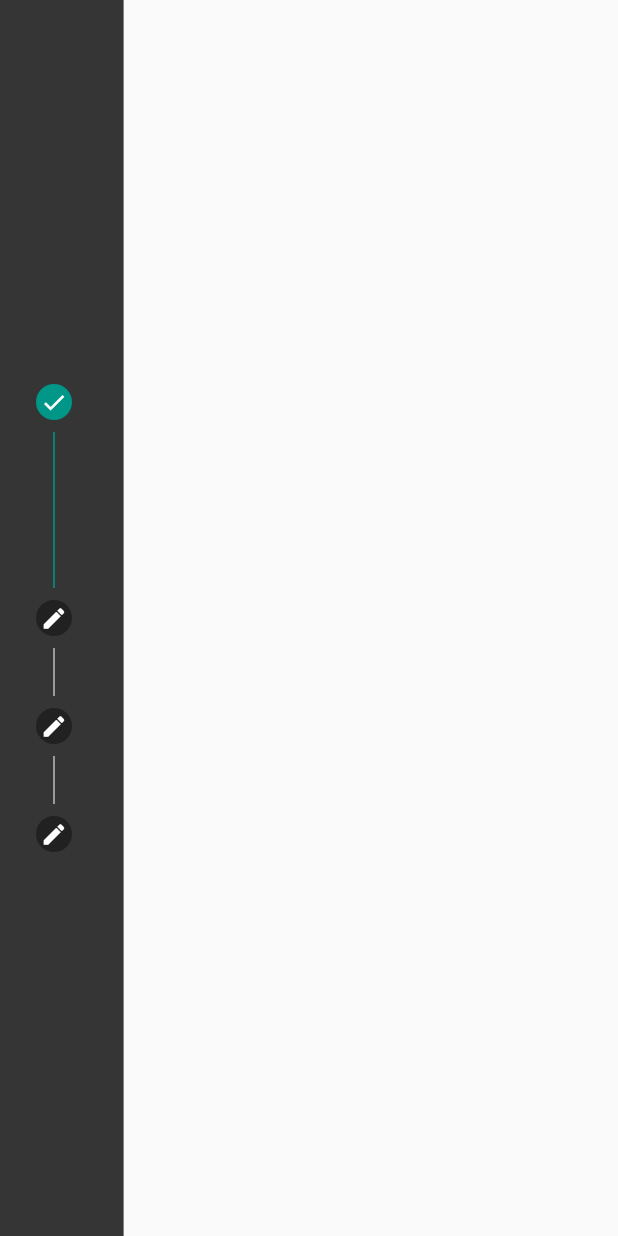
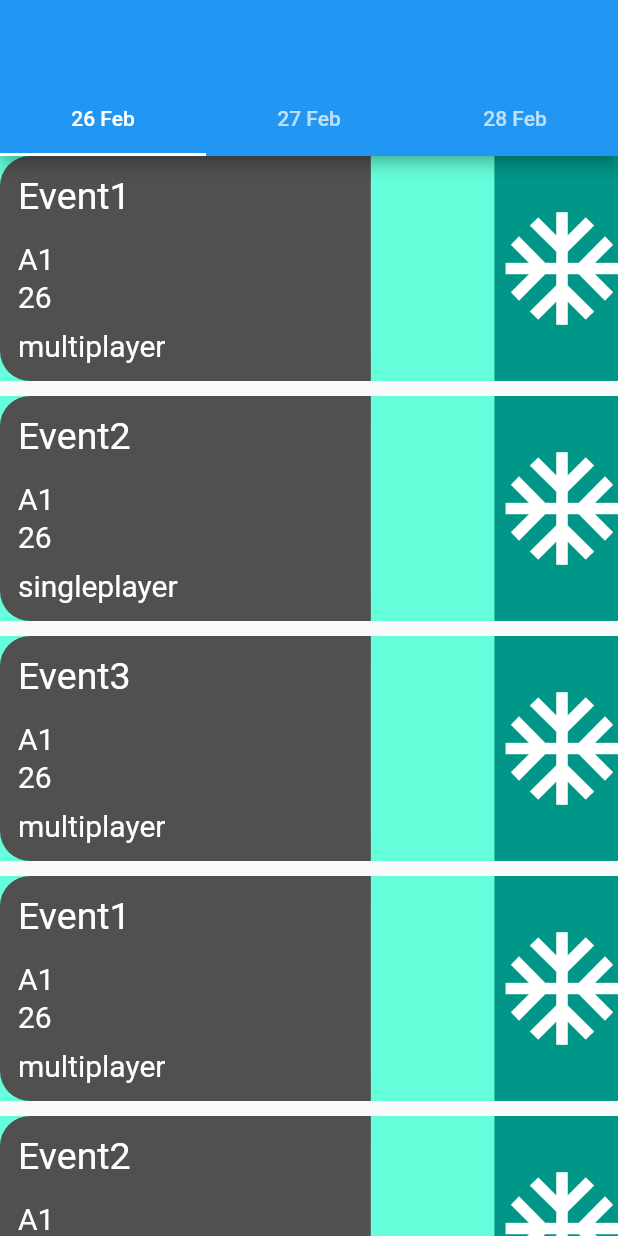
Before and after one commit to Omkar-Wagholikar/CredezSchedulePage, a Flutter app: the screen it shows after launch, on a phone screen of 412 x 824 dp. Run offline on Flutter 3.47's test engine with Material 2 defaults, Android fonts, the light colour scheme and no system bars; our stand-ins replace get.

Commit message:
V2 Customize Tabs

```diff
--- a/lib/controllers/scheduleControllers.dart
+++ b/lib/controllers/scheduleControllers.dart
@@ -1,8 +1,10 @@
+import 'package:flutter/material.dart';
 import 'package:get/get.dart';
 import '../models/event.dart';
 
 class ScheduleController extends GetxController {
   var allEvents = <Event>[].obs;
+
   @override
   void onInit() {
     fetchEvents();
@@ -13,17 +15,26 @@ class ScheduleController extends GetxController {
   }
 
   void fetchEvents() async {
-    await Future.delayed(Duration(seconds: 1));
+    // await Future.delayed(Duration(seconds: 1));
     allEvents = RxList([
+      Event("Event1", 1, 26, 2, "multiplayer", 10, "description", "A1"),
+      Event("Event2", 2, 26, 2, "singleplayer", 10, "description", "A1"),
+      Event("Event3", 3, 26, 2, "multiplayer", 10, "description", "A1"),
       Event("Event1", 1, 26, 2, "multiplayer", 10, "description", "A1"),
       Event("Event2", 2, 26, 2, "singleplayer", 10, "description", "A1"),
       Event("Event3", 3, 26, 2, "multiplayer", 10, "description", "A1"),
       Event("Event4", 4, 27, 2, "singleplayer", 10, "description", "A1"),
       Event("Event5", 5, 27, 2, "multiplayer", 10, "description", "A1"),
       Event("Event6", 6, 27, 2, "singleplayer", 10, "description", "A1"),
+      Event("Event5", 5, 27, 2, "multiplayer", 10, "description", "A1"),
+      Event("Event6", 6, 27, 2, "singleplayer", 10, "description", "A1"),
+      Event("Event5", 5, 27, 2, "multiplayer", 10, "description", "A1"),
+      Event("Event6", 6, 27, 2, "singleplayer", 10, "description", "A1"),
       Event("Event7", 7, 28, 2, "multiplayer", 10, "description", "A1"),
       Event("Event8", 8, 28, 2, "singleplayer", 10, "description", "A1"),
       Event("Event9", 9, 28, 2, "singleplayer", 10, "description", "A1"),
+      Event("Event8", 8, 28, 2, "singleplayer", 10, "description", "A1"),
+      Event("Event99", 9, 28, 2, "singleplayer", 10, "description", "A1"),
     ]);
   }
 }
--- a/lib/main.dart
+++ b/lib/main.dart
@@ -1,6 +1,7 @@
 import 'package:flutter/material.dart';
 import 'package:laptop/views/scheduleEventsList.dart';
 import 'views/ScheduleSideStepper.dart';
+import 'views/verticalScheduleTabs.dart';
 
 void main() {
   runApp(const MyApp());
@@ -31,17 +32,22 @@ class SchedulePage extends StatelessWidget {
     return Scaffold(
       body: Row(
         children: [
+          // Container(
+          //   height: double.infinity,
+          //   color: Color.fromRGBO(53, 53, 53, 1),
+          //   width: MediaQuery.of(context).size.width * 0.20,
+          //   child: SideStepper(),
+          //   // child: Container(),
+          // ),
+          // Container(
+          //   height: double.infinity,
+          //   width: MediaQuery.of(context).size.width * 0.80,
+          //   child: EventsList(ratio),
+          // ),
           Container(
             height: double.infinity,
-            color: Color.fromRGBO(53, 53, 53, 1),
-            width: MediaQuery.of(context).size.width * 0.20,
-            child: SideStepper(),
-            // child: Container(),
-          ),
-          Container(
-            height: double.infinity,
-            width: MediaQuery.of(context).size.width * 0.80,
-            child: EventsList(ratio),
+            width: MediaQuery.of(context).size.width,
+            child: T2Tabs(),
           )
         ],
       ),
--- a/lib/views/scheduleEventsList.dart
+++ b/lib/views/scheduleEventsList.dart
@@ -17,11 +17,12 @@ class EventsList extends StatelessWidget {
       itemCount: controller.allEvents.length,
       itemBuilder: (context, index) {
         return Padding(
-          padding: const EdgeInsets.fromLTRB(0, 10, 0, 10),
+          padding: const EdgeInsets.fromLTRB(0, 0, 0, 10),
           child: IndividualEvent(
               controller.allEvents[index].name,
               controller.allEvents[index].venue,
-              controller.allEvents[index].teamStatus),
+              controller.allEvents[index].teamStatus,
+              controller.allEvents[index].day.toString()),
         );
       },
     );
--- a/lib/views/singleEventScheduleCard.dart
+++ b/lib/views/singleEventScheduleCard.dart
@@ -4,7 +4,10 @@ class IndividualEvent extends StatelessWidget {
   late String name;
   late String venue;
   late String teamStatus;
-  IndividualEvent(this.name, this.venue, this.teamStatus, {super.key});
+
+  late String date;
+  IndividualEvent(this.name, this.venue, this.teamStatus, this.date,
+      {super.key});
 
   @override
   Widget build(BuildContext context) {
@@ -34,9 +37,14 @@ class IndividualEvent extends StatelessWidget {
                         style:
                             const TextStyle(color: Colors.white, fontSize: 25)),
                     const SizedBox(
-                      height: 18,
+                      height: 11,
                     ),
                     Text(venue,
+                        style: const TextStyle(
+                          color: Colors.white,
+                          fontSize: 20,
+                        )),
+                    Text(date,
                         style: const TextStyle(
                           color: Colors.white,
                           fontSize: 20,
--- /dev/null
+++ b/lib/views/verticalScheduleTabs.dart
@@ -0,0 +1,90 @@
+import 'dart:async';
+
+import 'package:flutter/material.dart';
+import '../controllers/scheduleControllers.dart';
+import 'package:get/get.dart';
+import '../views/singleEventScheduleCard.dart';
+
+const List<Tab> tabs = <Tab>[
+  Tab(text: '26 Feb'),
+  Tab(text: '27 Feb'),
+  Tab(text: '28 Feb'),
+];
+
+class T2Tabs extends StatelessWidget {
+  final getController = Get.put(ScheduleController());
+
+  ScrollController scrollController = ScrollController();
+  @override
+  void initState() {
+    scrollController.addListener(changeAciveTabs);
+  }
+
+  void changeAciveTabs() {
+    if (scrollController.offset > 150 * 6) {}
+  }
+
+  @override
+  Widget build(BuildContext context) {
+    return DefaultTabController(
+      length: tabs.length,
+      child: Builder(builder: (BuildContext context) {
+        final TabController tabController = DefaultTabController.of(context);
+
+        tabController.addListener(() {
+          if (!tabController.indexIsChanging) {
+            print(tabController.index);
+            if (tabController.index == 1) {
+              print("DO SOMETHING!!");
+              Timer(Duration(milliseconds: 100), () {
+                scrollController.jumpTo(138 * 7);
+                // scrollController.animateTo(
+                //   scrollController.position.minScrollExtent + 150 * 6,
+                //   curve: Curves.easeOut,
+                //   duration: const Duration(milliseconds: 750),
+                // );
+              });
+            } else if (tabController.index == 2) {
+              Timer(Duration(milliseconds: 100), () {
+                scrollController.jumpTo(148 * 14);
+                // scrollController.animateTo(
+                //   scrollController.position.minScrollExtent + 150 * 14,
+                //   curve: Curves.easeOut,
+                //   duration: const Duration(milliseconds: 750),
+                // );
+              });
+            }
+          }
+        });
+        return Scaffold(
+          appBar: AppBar(
+            bottom: const TabBar(
+              tabs: tabs,
+            ),
+          ),
+          body: TabBarView(
+            controller: tabController,
+            children: tabs.map((Tab tab) {
+              return Center(
+                child: ListView.builder(
+                  controller: scrollController,
+                  itemCount: getController.allEvents.length,
+                  itemBuilder: (context, index) {
+                    return Padding(
+                      padding: const EdgeInsets.fromLTRB(0, 0, 0, 10),
+                      child: IndividualEvent(
+                          getController.allEvents[index].name,
+                          getController.allEvents[index].venue,
+                          getController.allEvents[index].teamStatus,
+                          getController.allEvents[index].day.toString()),
+                    );
+                  },
+                ),
+              );
+            }).toList(),
+          ),
+        );
+      }),
+    );
+  }
+}
```
